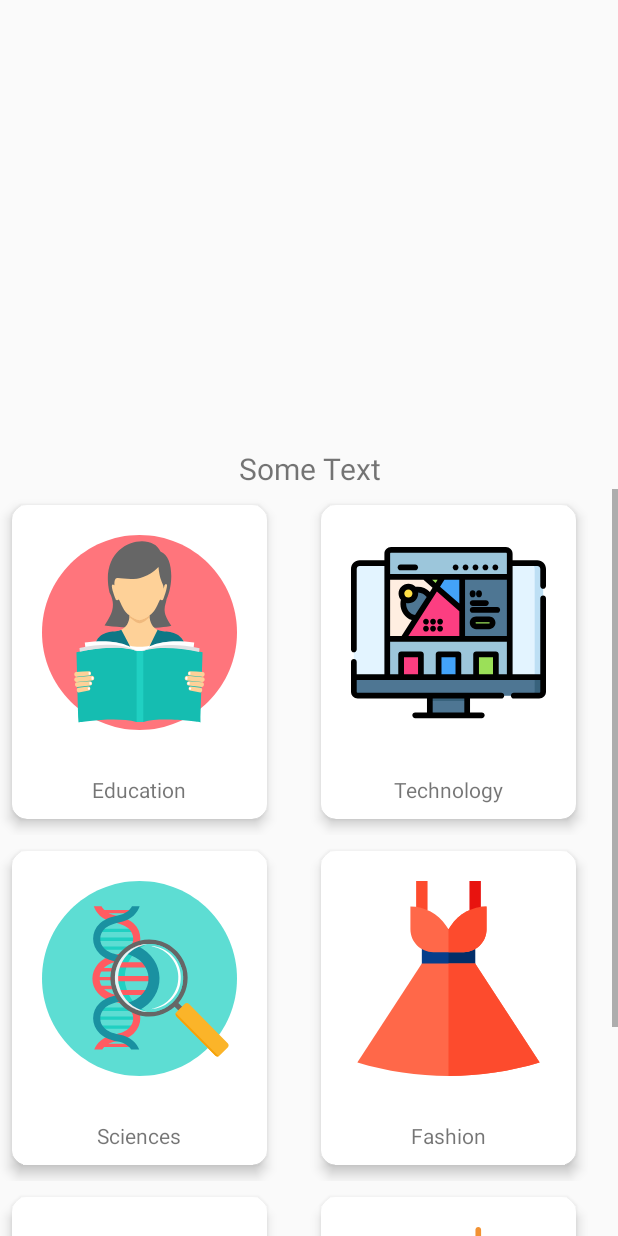
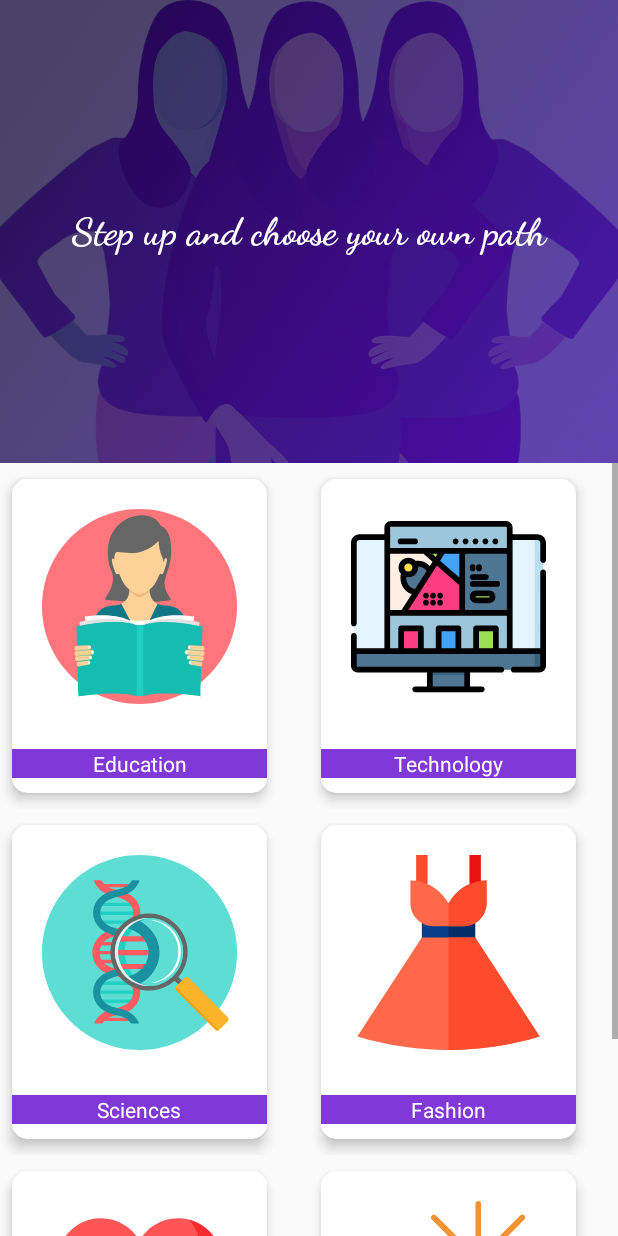
Before and after one commit to jyotid/StepUp, an Android app: the CategoriesActivity screen opened directly, with no data from a screen before it, on a phone screen of 412 x 824 dp. Run offline under Robolectric (Android 15) with nearby library versions, the phone set to English and light mode, and no system bars.

Commit message:
category list added

```diff
--- a/app/src/main/res/layout/activity_category.xml
+++ b/app/src/main/res/layout/activity_category.xml
@@ -12,15 +12,20 @@
           android:layout_width="match_parent"
           android:layout_height="match_parent"
           android:id="@+id/categoryImg"
+            android:src="@drawable/categorybanner"
           android:scaleType="centerCrop"/>
+        <TextView
+            android:layout_width="match_parent"
+            android:layout_height="wrap_content"
+            android:gravity="center_horizontal"
+            android:layout_centerVertical="true"
+            android:fontFamily="cursive"
+            android:text="@string/step_up_and_choose_your_own_path"
+            android:textColor="@color/white"
+            android:textSize="25dp"
+            android:textStyle="bold" />
     </RelativeLayout>
-    <TextView
-      android:layout_width="match_parent"
-      android:layout_height="wrap_content"
-      android:layout_below="@+id/categoryImg"
-      android:text="Some Text"
-      android:textSize="20dp"
-      android:gravity="center_horizontal"/>
+
     <RelativeLayout
       android:layout_width="match_parent"
       android:layout_height="0dp"
@@ -30,7 +35,6 @@
           android:id="@+id/recyclerView"
           android:layout_width="match_parent"
           android:layout_height="match_parent"
-          android:scrollbars="vertical"
-          android:nestedScrollingEnabled="false"/>
+          android:scrollbars="vertical"/>
     </RelativeLayout>
 </LinearLayout>
--- a/app/src/main/res/layout/cards_layout.xml
+++ b/app/src/main/res/layout/cards_layout.xml
@@ -29,9 +29,11 @@
                   android:layout_weight="1"/>
                 <TextView
                   android:id="@+id/tv_category"
-                  android:layout_width="wrap_content"
+                  android:layout_width="match_parent"
                   android:layout_height="wrap_content"
-                  android:layout_gravity="center_horizontal"
+                    android:gravity="center"
+                    android:background="@color/colorPrimary"
+                    android:textColor="#fff"
                   android:layout_marginTop="10dp"
                   android:layout_marginBottom="10dp"
                   android:text="Android Name" />
--- a/app/src/main/res/values/strings.xml
+++ b/app/src/main/res/values/strings.xml
@@ -9,4 +9,5 @@
   <string name="sign_up">Don\'t have an account? Sign up</string>
   <string name="fab_mentor">MENTOR</string>
   <string name="fab_mentee">MENTEE</string>
+    <string name="step_up_and_choose_your_own_path">Step up and choose your own path</string>
 </resources>
```
Also changed, not shown: app/src/main/res/drawable/categorybanner.png (added).
